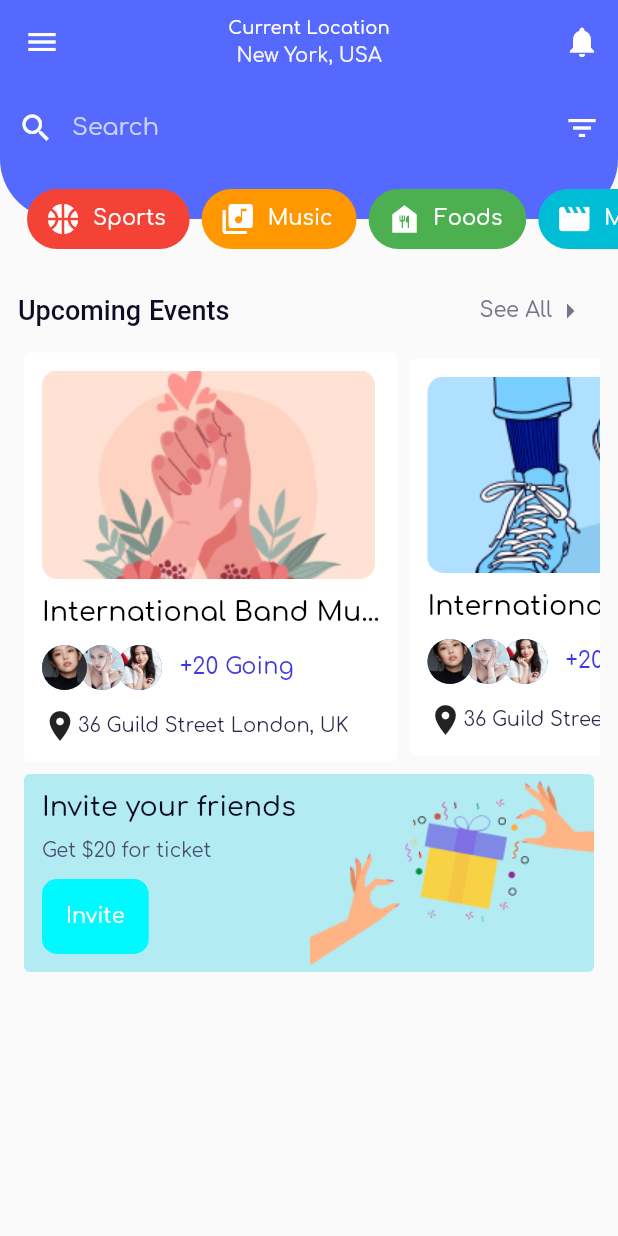
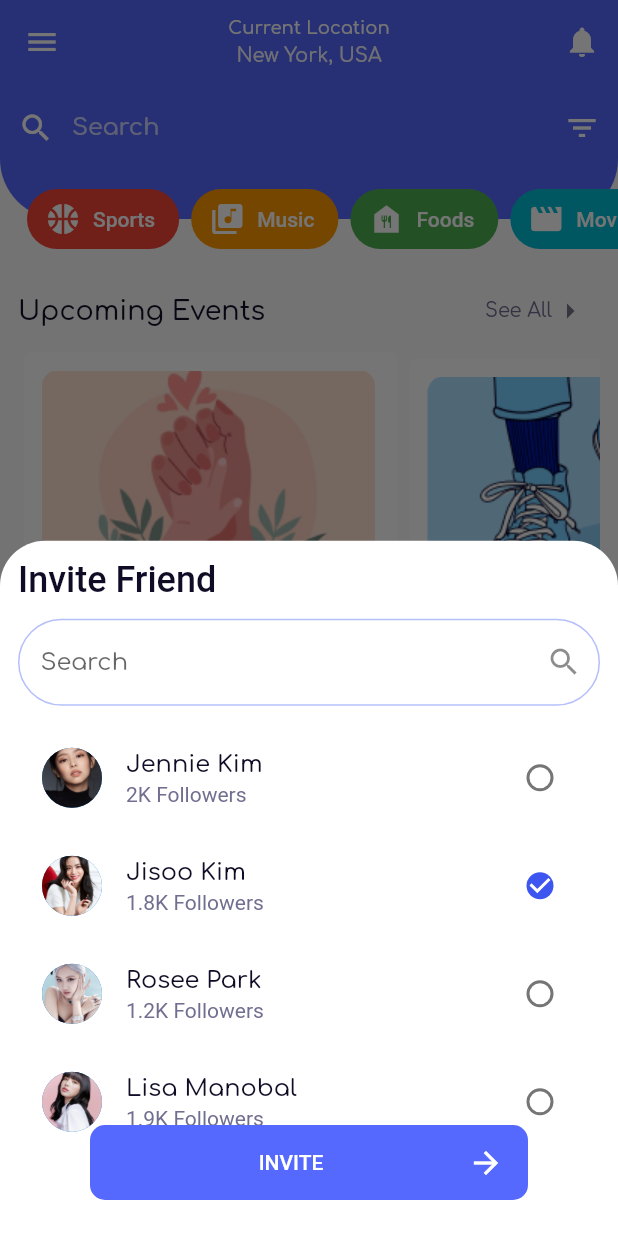
Before and after one commit to SteplerPaulo/event_booking, a Flutter app: the screen it shows after launch, after a tap on "SIGN IN", after a tap on "Invite", on a phone screen of 412 x 824 dp. Run offline on Flutter 3.47's test engine with Material 2 defaults, Android fonts, the phone set to English and light mode, and no system bars; our stand-ins replace flutter_svg, get, google_fonts, pinput; network calls fail; Roboto replaces fonts that are missing (Airbnb Cereal App).

Commit message:
Update typography

```diff
--- a/lib/app/modules/explore/views/explore_view.dart
+++ b/lib/app/modules/explore/views/explore_view.dart
@@ -22,12 +22,14 @@ class ExploreView extends GetView<ExploreController> {
               style: TextStyle(fontSize: 12),
             ),
             SizedBox(height: 6),
-            Text("New York, USA",
+            Text(
+              "New York, USA",
               style: TextStyle(
                 color: Color(0xfff4f4fe),
                 fontSize: 13,
                 fontWeight: FontWeight.w500,
-                )),
+              ),
+            ),
           ],
         ),
         actions: [
@@ -37,7 +39,69 @@ class ExploreView extends GetView<ExploreController> {
           )
         ],
       ),
-      drawer: Drawer(
+      drawer: sidebar(),
+      body: Column(
+        children: [
+          appBarExtension(),
+          const SizedBox(height: 25),
+          Expanded(
+            child: ListView(
+              shrinkWrap: true,
+              padding: const EdgeInsets.all(12),
+              children: [
+                upcomingEvents(),
+                invitationCard(),
+              ],
+            ),
+          ),
+        ],
+      ),
+      bottomNavigationBar: Obx(
+        () => BottomNavigationBar(
+          items: const <BottomNavigationBarItem>[
+            BottomNavigationBarItem(
+              icon: Icon(Icons.explore),
+              label: "Explore",
+            ),
+            BottomNavigationBarItem(
+              icon: Icon(Icons.calendar_month_outlined),
+              label: "Events",
+            ),
+            BottomNavigationBarItem(
+              icon: Icon(Icons.map_outlined),
+              label: "Map",
+            ),
+            BottomNavigationBarItem(
+              icon: Icon(Icons.person_outline),
+              label: "Profile",
+            ),
+          ],
+          currentIndex: controller.selectedIndex.value,
+          selectedItemColor: Get.theme.colorScheme.primary,
+          unselectedItemColor: Colors.grey,
+          type: BottomNavigationBarType.fixed,
+          onTap: (value) {
+            switch (value) {
+              case 1:
+                Get.toNamed(Routes.EVENTS);
+                break;
+              case 2:
+                Get.toNamed(Routes.EVENT_MAP);
+                break;
+              case 3:
+                Get.toNamed(Routes.PROFILE);
+                break;
+              default:
+                Get.toNamed(Routes.EXPLORE);
+            }
+          },
+        ),
+      ),
+    );
+  }
+
+  Widget sidebar() {
+    return Drawer(
       child: ListView(
         padding: const EdgeInsets.fromLTRB(0, 50, 0, 50),
         children: [
@@ -48,10 +112,12 @@ class ExploreView extends GetView<ExploreController> {
               mainAxisAlignment: MainAxisAlignment.start,
               crossAxisAlignment: CrossAxisAlignment.start,
               children: const [
-                  CircleAvatar(child: Icon(Icons.person_2_outlined)),
+                CircleAvatar(
+                  backgroundImage: AssetImage("assets/profile.jpg"),
+                ),
                 SizedBox(height: 12),
                 Text(
-                    "P. Biscocho",
+                  "Jennie Kim",
                   style: TextStyle(
                     color: Color(0xff110c26),
                     fontWeight: FontWeight.w700,
@@ -63,65 +129,66 @@ class ExploreView extends GetView<ExploreController> {
           ListTile(
             minVerticalPadding: 0,
             minLeadingWidth: 0,
-              leading: const Icon(Icons.person_2_outlined),
+            leading: Image.asset("assets/icon_person.png"),
             title: const Text("My Profile"),
-              onTap: () {},
+            onTap: () => Get.toNamed(Routes.PROFILE),
           ),
           ListTile(
             minVerticalPadding: 0,
             minLeadingWidth: 0,
-              leading: const Icon(Icons.message_outlined),
+            leading: Image.asset("assets/icon_message.png"),
             title: const Text("Message"),
             onTap: () {},
           ),
           ListTile(
             minVerticalPadding: 0,
             minLeadingWidth: 0,
-              leading: const Icon(Icons.calendar_month_outlined),
+            leading: Image.asset("assets/icon_calendar.png"),
             title: const Text("Calendar"),
             onTap: () {},
           ),
           ListTile(
             minVerticalPadding: 0,
             minLeadingWidth: 0,
-              leading: const Icon(Icons.bookmark_outline),
+            leading: Image.asset("assets/icon_bookmark.png"),
             title: const Text("Bookmark"),
             onTap: () {},
           ),
           ListTile(
             minVerticalPadding: 0,
             minLeadingWidth: 0,
-              leading: const Icon(Icons.email_outlined),
+            leading: Image.asset("assets/icon_email.png"),
             title: const Text("Contact us"),
             onTap: () {},
           ),
           ListTile(
             minVerticalPadding: 0,
             minLeadingWidth: 0,
-              leading: const Icon(Icons.settings_outlined),
+            leading: Image.asset("assets/icon_settings.png"),
             title: const Text("Settings"),
             onTap: () {},
           ),
           ListTile(
             minVerticalPadding: 0,
             minLeadingWidth: 0,
-              leading: const Icon(Icons.help_outline),
+            leading: Image.asset("assets/icon_help.png"),
             title: const Text("Helps & FAQs"),
             onTap: () {},
           ),
           ListTile(
             minVerticalPadding: 0,
             minLeadingWidth: 0,
-              leading: const Icon(Icons.logout_outlined),
+            leading: Image.asset("assets/icon_logout.png"),
             title: const Text("Sign out"),
-              onTap: () {},
+            onTap: () => Get.offAllNamed(Routes.SIGN_IN),
           ),
         ],
       ),
-      ),
-      body: Column(
-        children: [
-          Stack(
+    );
+  }
+
+  Widget appBarExtension() {
+    return Stack(
       clipBehavior: Clip.none,
       children: [
         Container(
@@ -198,65 +265,6 @@ class ExploreView extends GetView<ExploreController> {
           ),
         ),
       ],
-          ),
-          const SizedBox(height: 25),
-          Expanded(
-            child: ListView(
-              shrinkWrap: true,
-              padding: const EdgeInsets.all(12),
-              children: [
-                Row(
-                  children: [
-                    const Text(
-                      "Upcoming Events",
-                      style: TextStyle(
-                        color: Color(0xff110c26),
-                        fontSize: 18,
-                        fontFamily: "Airbnb Cereal App",
-                        fontWeight: FontWeight.w500,
-                      ),
-                    ),
-                    const Spacer(),
-                    TextButton(
-                      onPressed: () {},
-                      child: Row(
-                        mainAxisAlignment: MainAxisAlignment.center,
-                        crossAxisAlignment: CrossAxisAlignment.center,
-                        children: const [
-                          Text(
-                            "See All",
-                            style: TextStyle(
-                              color: Color(0xff747688),
-                              fontSize: 14,
-                            ),
-                          ),
-                          Icon(
-                            Icons.arrow_right,
-                            color: Color(0xff747688),
-                          )
-                        ],
-                      ),
-                    ),
-                  ],
-                ),
-                SingleChildScrollView(
-                  scrollDirection: Axis.horizontal,
-                  physics: const BouncingScrollPhysics(),
-                  child: Row(
-                    children: [
-                      event(image: "assets/event.png"),
-                      event(image: "assets/event-2.png"),
-                      event(image: "assets/event.png"),
-                      event(image: "assets/event-2.png"),
-                    ],
-                  ),
-                ),
-                invite(),
-              ],
-            ),
-          ),
-        ],
-      ),
     );
   }
 
@@ -275,7 +283,45 @@ class ExploreView extends GetView<ExploreController> {
     );
   }
 
-  Widget event({image}) {
+  Widget upcomingEvents() {
+    return Column(
+      mainAxisAlignment: MainAxisAlignment.start,
+      crossAxisAlignment: CrossAxisAlignment.start,
+      children: [
+        Row(
+          children: [
+            Text("Upcoming Events", style: Get.textTheme.titleLarge),
+            const Spacer(),
+            TextButton(
+              onPressed: () {},
+              child: Row(
+                mainAxisAlignment: MainAxisAlignment.center,
+                crossAxisAlignment: CrossAxisAlignment.center,
+                children: [
+                  Text("See All", style: Get.theme.textTheme.labelMedium),
+                  const Icon(Icons.arrow_right, color: Color(0xff747688))
+                ],
+              ),
+            ),
+          ],
+        ),
+        SingleChildScrollView(
+          scrollDirection: Axis.horizontal,
+          physics: const BouncingScrollPhysics(),
+          child: Row(
+            children: [
+              eventCard(image: "assets/event.png"),
+              eventCard(image: "assets/event-2.png"),
+              eventCard(image: "assets/event.png"),
+              eventCard(image: "assets/event-2.png"),
+            ],
+          ),
+        ),
+      ],
+    );
+  }
+
+  Widget eventCard({image}) {
     return Card(
       elevation: 0,
       clipBehavior: Clip.antiAliasWithSaveLayer,
@@ -294,14 +340,7 @@ class ExploreView extends GetView<ExploreController> {
                 child: Image.asset(image),
               ),
               const SizedBox(height: 12),
-              const Text(
-                "International Band Mu...",
-                style: TextStyle(
-                  color: Colors.black,
-                  fontSize: 18,
-                  fontWeight: FontWeight.w500,
-                ),
-              ),
+              Text("International Band Mu...", style: Get.textTheme.titleLarge),
               const SizedBox(height: 12),
               Row(
                 children: [
@@ -344,73 +383,13 @@ class ExploreView extends GetView<ExploreController> {
                   ),
                 ],
               ),
-
-              // Row(
-              //   children: [
-              //     Expanded(
-              //       flex: 2,
-              //       child: Stack(
-              //         children: const [
-              //           Align(
-              //             alignment: Alignment.centerRight,
-              //             child: CircleAvatar(
-              //               radius: 15,
-              //               backgroundImage: AssetImage("assets/jisoo.jpg"),
-              //             ),
-              //           ),
-              //           Align(
-              //             alignment: Alignment.center,
-              //             child: CircleAvatar(
-              //               radius: 15,
-              //               backgroundImage: AssetImage("assets/profile.jpg"),
-              //             ),
-              //           ),
-              //           Align(
-              //             alignment: Alignment.centerLeft,
-              //             child: CircleAvatar(
-              //               radius: 15,
-              //               backgroundImage: AssetImage("assets/rose.jpg"),
-              //             ),
-              //           ),
-              //         ],
-              //       ),
-              //     ),
-              //     const SizedBox(width: 12),
-              //     const Text(
-              //       "+20 Going",
-              //       style: TextStyle(
-              //         color: Color.fromARGB(255, 36, 33, 97),
-              //         fontSize: 15,
-              //         fontFamily: "Airbnb Cereal App",
-              //         fontWeight: FontWeight.w500,
-              //       ),
-              //     ),
-              //     const Spacer(),
-              //     ElevatedButton(
-              //       onPressed: () {},
-              //       child: const Text('Invite'),
-              //     )
-              //   ],
-              // ),
-
-              // Stack(
-              //   children: const [
-              //     CircleAvatar(
-              //       radius: 15,
-              //       backgroundImage: AssetImage("assets/profile.jpg"),
-              //     ),
-              //   ],
-              // ),
               const SizedBox(height: 12),
               Row(
-                children: const [
-                  Icon(Icons.location_on),
+                children: [
+                  const Icon(Icons.location_on, color: Color(0xFF716E90)),
                   Text(
-                    "36 Guild Street London, UK ",
-                    style: TextStyle(
-                      color: Color(0xff2a2749),
-                      fontSize: 13,
-                    ),
+                    "36 Guild Street London, UK",
+                    style: Get.theme.textTheme.labelMedium,
                   )
                 ],
               )
@@ -421,7 +400,7 @@ class ExploreView extends GetView<ExploreController> {
     );
   }
 
-  Widget invite() {
+  Widget invitationCard() {
     return Card(
       elevation: 0,
       clipBehavior: Clip.antiAliasWithSaveLayer,
@@ -439,14 +418,7 @@ class ExploreView extends GetView<ExploreController> {
           mainAxisAlignment: MainAxisAlignment.start,
           crossAxisAlignment: CrossAxisAlignment.start,
           children: [
-            const Text(
-              "Invite your friends",
-              style: TextStyle(
-                color: Color(0xff110c26),
-                fontSize: 18,
-                fontWeight: FontWeight.w500,
-              ),
-            ),
+            Text("Invite your friends", style: Get.textTheme.titleLarge),
             const SizedBox(height: 12),
             const Text(
               "Get \$20 for ticket",
@@ -459,7 +431,19 @@ class ExploreView extends GetView<ExploreController> {
             ElevatedButton(
               style: ElevatedButton.styleFrom(
                   backgroundColor: const Color(0xFF00F8FF)),
-              onPressed: () {},
+              onPressed: () {
+                Get.bottomSheet(
+                  listOfFriends(),
+                  isScrollControlled: false,
+                  backgroundColor: Colors.white,
+                  shape: const RoundedRectangleBorder(
+                    borderRadius: BorderRadius.only(
+                      topLeft: Radius.circular(30),
+                      topRight: Radius.circular(30),
+                    ),
+                  ),
+                );
+              },
               child: const Text("Invite"),
             )
           ],
@@ -467,4 +451,115 @@ class ExploreView extends GetView<ExploreController> {
       ),
     );
   }
+
+  Widget listOfFriends() {
+    return Container(
+      color: Colors.transparent,
+      padding: const EdgeInsets.all(12),
+      child: Stack(
+        children: [
+          Column(
+            mainAxisAlignment: MainAxisAlignment.center,
+            crossAxisAlignment: CrossAxisAlignment.start,
+            children: [
+              const Text(
+                "Invite Friend",
+                style: TextStyle(
+                  color: Color(0xff110c26),
+                  fontSize: 24,
+                  fontFamily: "Airbnb Cereal App",
+                  fontWeight: FontWeight.w500,
+                ),
+              ),
+              const SizedBox(height: 12),
+              TextField(
+                decoration: InputDecoration(
+                  hintText: "Search",
+                  border: const OutlineInputBorder(
+                    borderRadius: BorderRadius.all(Radius.circular(30)),
+                  ),
+                  suffixIcon: IconButton(
+                    onPressed: () {},
+                    icon: const Icon(Icons.search),
+                  ),
+                ),
+              ),
+              const SizedBox(height: 12),
+              Expanded(
+                child: ListView(
+                  children: [
+                    ListTile(
+                      leading: const CircleAvatar(
+                        backgroundImage: AssetImage("assets/profile.jpg"),
+                      ),
+                      title: const Text("Jennie Kim"),
+                      subtitle: const Text("2K Followers"),
+                      trailing: Checkbox(
+                        value: false,
+                        onChanged: (value) {},
+                        shape: const CircleBorder(),
+                      ),
+                    ),
+                    ListTile(
+                      leading: const CircleAvatar(
+                        backgroundImage: AssetImage("assets/jisoo.jpg"),
+                      ),
+                      title: const Text("Jisoo Kim"),
+                      subtitle: const Text("1.8K Followers"),
+                      trailing: Checkbox(
+                        value: true,
+                        onChanged: (value) {},
+                        shape: const CircleBorder(),
+                      ),
+                    ),
+                    ListTile(
+                      leading: const CircleAvatar(
+                        backgroundImage: AssetImage("assets/rose.jpg"),
+                      ),
+                      title: const Text("Rosee Park"),
+                      subtitle: const Text("1.2K Followers"),
+                      trailing: Checkbox(
+                        value: false,
+                        onChanged: (value) {},
+                        shape: const CircleBorder(),
+                      ),
+                    ),
+                    ListTile(
+                      leading: const CircleAvatar(
+                        backgroundImage: AssetImage("assets/lisa.jpeg"),
+                      ),
+                      title: const Text("Lisa Manobal"),
+                      subtitle: const Text("1.9K Followers"),
+                      trailing: Checkbox(
+                        value: false,
+                        onChanged: (value) {},
+                        shape: const CircleBorder(),
+                      ),
+                    ),
+                  ],
+                ),
+              ),
+            ],
+          ),
+          Align(
+            alignment: Alignment.bottomCenter,
+            child: Padding(
+              padding: const EdgeInsets.fromLTRB(48, 12, 48, 12),
+              child: ElevatedButton(
+                onPressed: () => Get.back(),
+                child: Row(
+                  children: const [
+                    Spacer(),
+                    Text("INVITE"),
+                    Spacer(),
+                    Icon(Icons.arrow_forward)
+                  ],
+                ),
+              ),
+            ),
+          ),
+        ],
+      ),
+    );
   }
+}
--- a/lib/main.dart
+++ b/lib/main.dart
@@ -10,7 +10,8 @@ void main() {
 
   const lightPrimaryColor = Color(0xFF5669FF);
   const lightSecondaryColor = Color(0xFF3D56F0);
-  const primaryTextColor = Color(0xFF120D26);
+  const primaryTextColor = Color(0xff110c26);
+  const secondaryTextColor = Color(0xFF716E90);
 
   ThemeData lightTheme = ThemeData(
     //canvasColor: const Color(0xFFC4C4C4),
@@ -27,7 +28,33 @@ void main() {
       surface: lightPrimaryColor,
       onSurface: lightSecondaryColor,
     ),
-    textTheme: GoogleFonts.comfortaaTextTheme(ThemeData().textTheme),
+    textTheme: GoogleFonts.comfortaaTextTheme(
+      const TextTheme(
+        headlineMedium: TextStyle(
+          color: primaryTextColor,
+          fontSize: 24,
+          fontWeight: FontWeight.w500,
+        ),
+        titleLarge: TextStyle(
+          color: primaryTextColor,
+          fontSize: 18,
+          fontWeight: FontWeight.w500,
+        ),
+        titleMedium: TextStyle(
+          color: primaryTextColor,
+          fontSize: 16,
+          fontWeight: FontWeight.w500,
+        ),
+        labelMedium: TextStyle(
+          color: secondaryTextColor,
+          fontSize: 13,
+        ),
+        bodySmall: TextStyle(
+          color: secondaryTextColor,
+          fontSize: 12,
+        ),
+      ),
+    ),
     inputDecorationTheme: InputDecorationTheme(
       errorMaxLines: 3,
       contentPadding: const EdgeInsets.fromLTRB(15, 20, 15, 20),
```
Also changed, not shown: lib/app/modules/event_details/views/event_details_view.dart (+13 -44 lines), lib/app/modules/events/views/events_view.dart (+9 -22 lines), lib/app/modules/profile/views/profile_view.dart (+10 -27 lines). Lines whose indentation alone changed are shown as unchanged.
